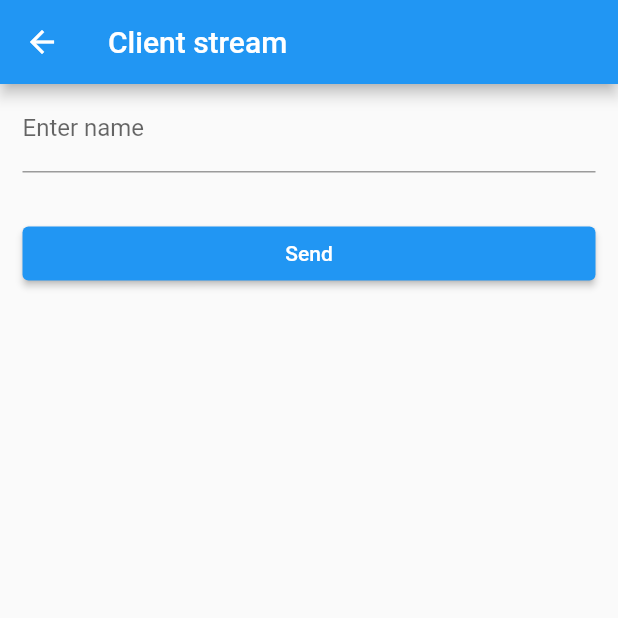
After one commit to devaliakbar/flutter_grpc_client, a Flutter app: the screen it shows after launch, after a tap on "Client stream", on a phone screen of 412 x 824 dp, the top half of it. The commit adds this screen. Run offline on Flutter 3.47's test engine with Material 2 defaults, Android fonts, the light colour scheme and no system bars; missing offline and left inert: grpc, protobuf.

Commit message:
added client streaming

```diff
--- /dev/null
+++ b/lib/pages/client_stream.dart
@@ -0,0 +1,143 @@
+import 'dart:async';
+
+import 'package:flutter/material.dart';
+import 'package:flutter_grpc_client/core/grpc/generated/greet.pbgrpc.dart';
+import 'package:flutter_grpc_client/core/grpc/grpc_client_helper.dart';
+import 'package:grpc/grpc.dart';
+
+class ClientStream extends StatefulWidget {
+  @override
+  _ClientStreamState createState() => _ClientStreamState();
+}
+
+class _ClientStreamState extends State<ClientStream> {
+  final TextEditingController _nameController = TextEditingController();
+
+  String request = "";
+  String serverRes = "";
+
+  ClientChannel? _channel;
+
+  StreamController<LongGreetRequest>? greetStreamController;
+  Stream<LongGreetRequest>? _greetStream;
+
+  @override
+  void dispose() {
+    _nameController.dispose();
+
+    _disposeChannel();
+
+    super.dispose();
+  }
+
+  void _disposeChannel() {
+    if (_channel != null) {
+      _channel!.terminate();
+      _channel = null;
+    }
+
+    if (_greetStream != null) {
+      _greetStream = null;
+    }
+
+    if (greetStreamController != null) {
+      greetStreamController!.close();
+      greetStreamController = null;
+    }
+  }
+
+  @override
+  Widget build(BuildContext context) {
+    return Scaffold(
+      appBar: AppBar(
+        title: Text("Client stream"),
+      ),
+      body: ListView(
+        padding: EdgeInsets.symmetric(horizontal: 15),
+        children: [
+          TextField(
+            controller: _nameController,
+            decoration: InputDecoration(labelText: "Enter name"),
+          ),
+          SizedBox(
+            height: 30,
+          ),
+          ElevatedButton(
+            onPressed: () {
+              if (_nameController.text.trim().isNotEmpty) {
+                _send(_nameController.text.trim());
+
+                if (request.isNotEmpty) {
+                  request += ", ";
+                } else {
+                  request = "Requested :";
+                }
+
+                setState(() {
+                  request += _nameController.text.trim();
+                });
+
+                FocusScope.of(context).requestFocus(FocusNode());
+                _nameController.text = "";
+              }
+            },
+            child: Text("Send"),
+          ),
+          SizedBox(
+            height: 30,
+          ),
+          if (request.isNotEmpty) Text(request),
+          SizedBox(
+            height: 30,
+          ),
+          if (request.isNotEmpty)
+            ElevatedButton(
+              onPressed: _done,
+              child: Text("Done"),
+            ),
+          if (serverRes.isNotEmpty) Text(serverRes),
+        ],
+      ),
+    );
+  }
+
+  Future<void> _send(String req) async {
+    try {
+      if (_channel != null && greetStreamController != null) {
+        serverRes = "";
+
+        greetStreamController!
+            .add(LongGreetRequest(greeting: Greeting(firstName: req)));
+      } else {
+        greetStreamController = StreamController<LongGreetRequest>();
+        _greetStream = greetStreamController!.stream;
+
+        _channel = GrpcClientHelper.getChannel();
+        final stub = GreetServiceClient(_channel!);
+
+        ///ADD CURRENT MESSAGE
+        _send(req);
+        final response = await stub.longGreet(_greetStream!);
+        _disposeChannel();
+        setState(() {
+          serverRes = "Response from server: " + response.result;
+        });
+      }
+    } catch (e) {
+      print('Caught error: $e');
+      _disposeChannel();
+      serverRes = "";
+      request = "";
+    }
+  }
+
+  void _done() {
+    setState(() {
+      request = "";
+    });
+
+    if (greetStreamController != null) {
+      greetStreamController!.close();
+    }
+  }
+}
--- a/lib/pages/home.dart
+++ b/lib/pages/home.dart
@@ -1,4 +1,5 @@
 import 'package:flutter/material.dart';
+import 'package:flutter_grpc_client/pages/client_stream.dart';
 import 'package:flutter_grpc_client/pages/server_stream.dart';
 import 'package:flutter_grpc_client/pages/unary.dart';
 
@@ -33,6 +34,17 @@ class Home extends StatelessWidget {
                 );
               },
               child: Text("Server stream"),
+            ),
+            ElevatedButton(
+              onPressed: () {
+                Navigator.push(
+                  context,
+                  MaterialPageRoute(
+                    builder: (BuildContext context) => ClientStream(),
+                  ),
+                );
+              },
+              child: Text("Client stream"),
             )
           ],
         ),
--- a/lib/pages/server_stream.dart
+++ b/lib/pages/server_stream.dart
@@ -95,6 +95,8 @@ class _ServerStreamState extends State<ServerStream> {
 
     await _disposeChannel();
     _responseFromServer.clear();
-    setState(() {});
+    if (mounted) {
+      setState(() {});
+    }
   }
 }
```
Also changed, not shown: 1 other file.
